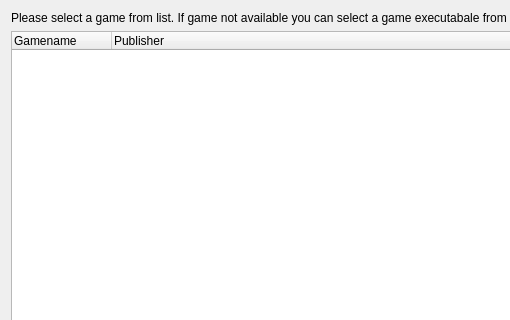
The window that dboxfe/ui/games.ui (LasDesu/DBoxFE) describes before a commit, drawn with Qt 5; both pictures show x 0 to 510 and y 0 to 320 of the 706 by 416 pixel window.
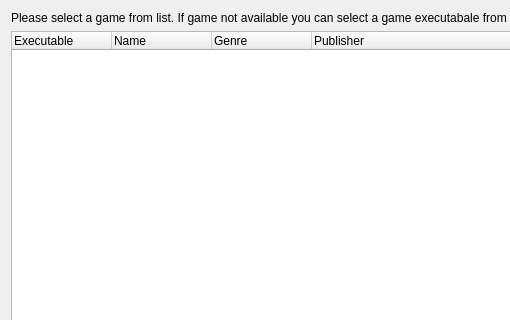
The same window after the commit. Icons and pictures are not drawn.

What changed in the file:
```diff
--- a/dboxfe/ui/games.ui
+++ b/dboxfe/ui/games.ui
@@ -34,7 +34,17 @@
        </property>
        <column>
         <property name="text" >
-         <string>Gamename</string>
+         <string>Executable</string>
+        </property>
+       </column>
+       <column>
+        <property name="text" >
+         <string>Name</string>
+        </property>
+       </column>
+       <column>
+        <property name="text" >
+         <string>Genre</string>
         </property>
        </column>
        <column>
```
Left out of the diff: 29 changed lines with no effect on the pictures.
